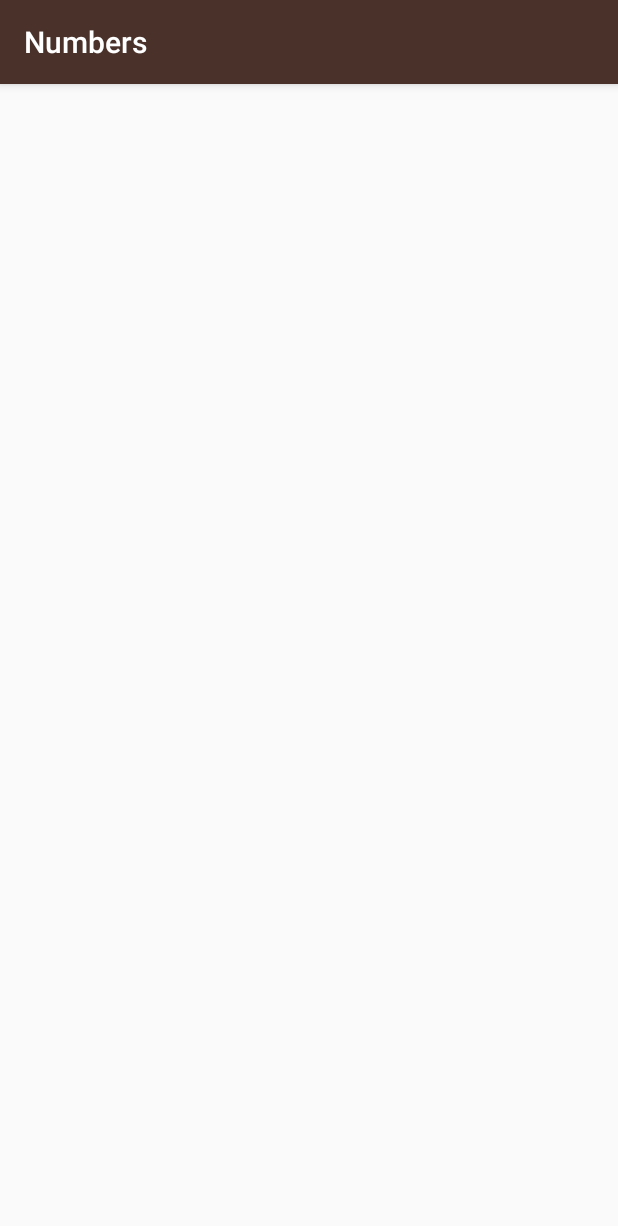
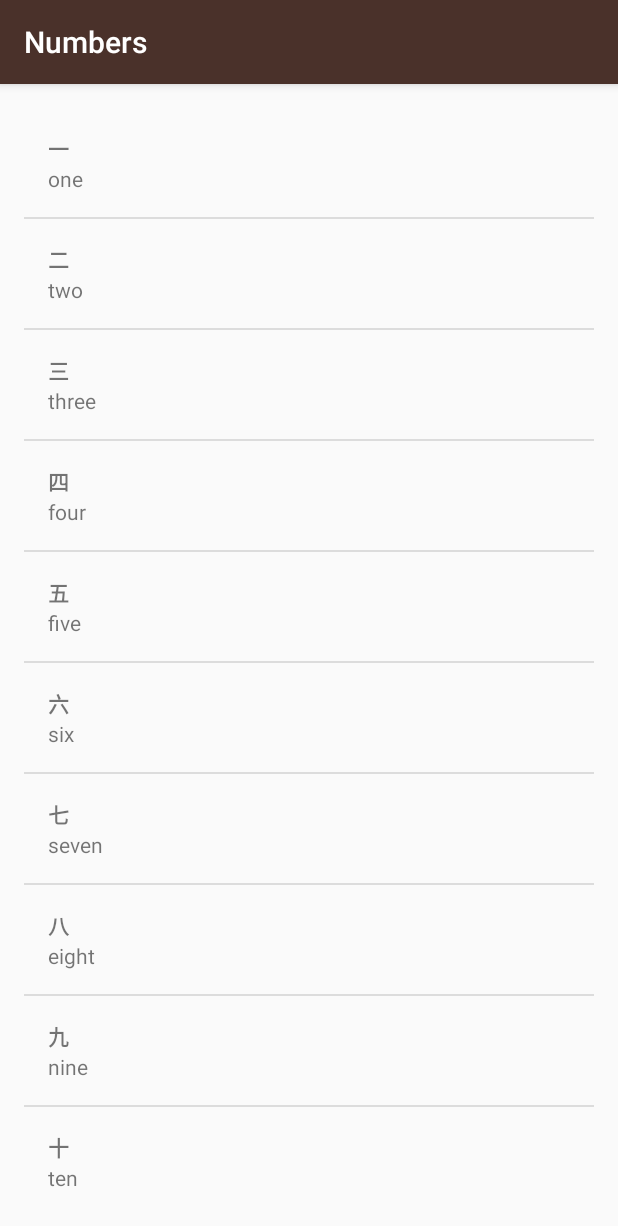
Before and after one commit to chanlis/LearnChinese, an Android app: the NumbersActivity screen opened directly, with no data from a screen before it, on a phone screen of 412 x 824 dp. Shown: the top 1226 px of the screen. Run offline under Robolectric (Android 15) with nearby library versions, the phone set to English and light mode, and no system bars.

Commit message:
numbers audio added, recycling words_list view

```diff
--- a/app/src/main/java/com/example/android/learnchinese/ColorsActivity.java
+++ b/app/src/main/java/com/example/android/learnchinese/ColorsActivity.java
@@ -2,7 +2,6 @@ package com.example.android.learnchinese;
 
 import android.support.v7.app.AppCompatActivity;
 import android.os.Bundle;
-import android.util.Log;
 import android.widget.ListView;
 
 import java.util.ArrayList;
@@ -12,14 +11,15 @@ public class ColorsActivity extends AppCompatActivity {
     protected void onCreate(Bundle savedInstanceState)
     {
         super.onCreate(savedInstanceState);
-        setContentView(R.layout.activity_colors);
+        setContentView(R.layout.words_list);
 
         // list of words for colors
         ArrayList<Word> colors = new ArrayList<Word>();
         initColors(colors);
 
+        // init list view
         WordAdapter adapter = new WordAdapter(this, colors);
-        ListView listView = (ListView) findViewById(R.id.colors_list);
+        ListView listView = (ListView) findViewById(R.id.words_list);
         listView.setAdapter(adapter);
 
     }
--- a/app/src/main/java/com/example/android/learnchinese/FamilyActivity.java
+++ b/app/src/main/java/com/example/android/learnchinese/FamilyActivity.java
@@ -8,6 +8,6 @@ public class FamilyActivity extends AppCompatActivity {
     @Override
     protected void onCreate(Bundle savedInstanceState) {
         super.onCreate(savedInstanceState);
-        setContentView(R.layout.activity_family);
+        setContentView(R.layout.words_list);
     }
 }
--- a/app/src/main/java/com/example/android/learnchinese/NumbersActivity.java
+++ b/app/src/main/java/com/example/android/learnchinese/NumbersActivity.java
@@ -11,31 +11,40 @@ public class NumbersActivity extends AppCompatActivity {
     @Override
     protected void onCreate(Bundle savedInstanceState) {
         super.onCreate(savedInstanceState);
-        setContentView(R.layout.activity_numbers);
+        setContentView(R.layout.words_list);
 
         // Create a list of words
-        ArrayList<Word> words = new ArrayList<Word>();/*
-        words.add(new Word("one", "hwun"));
-        words.add(new Word("two", "too"));
-        words.add(new Word("three", "theree"));*/
+        ArrayList<Word> numbers = new ArrayList<Word>();
+        initNumbers(numbers);
 
-        // Create an {@link ArrayAdapter}, whose data source is a list of Strings. The
-        // adapter knows how to create layouts for each item in the list, using the
-        // simple_list_item_1.xml layout resource defined in the Android framework.
-        // This list item layout contains a single {@link TextView}, which the adapter will set to
-        // display a single word.
-        WordAdapter adapter =
-                new WordAdapter(this, words);
-
-        // Find the {@link ListView} object in the view hierarchy of the {@link Activity}.
-        // There should be a {@link ListView} with the view ID called list, which is declared in the
-        // activity_numbers.xml layout file.
-        ListView listView = (ListView) findViewById(R.id.numbers_list);
-
-        // Make the {@link ListView} use the {@link ArrayAdapter} we created above, so that the
-        // {@link ListView} will display list items for each word in the list of words.
-        // Do this by calling the setAdapter method on the {@link ListView} object and pass in
-        // 1 argument, which is the {@link ArrayAdapter} with the variable name itemsAdapter.
+        WordAdapter adapter = new WordAdapter(this, numbers);
+        ListView listView = (ListView) findViewById(R.id.words_list);
         listView.setAdapter(adapter);
     }
+
+    private final void initNumbers(ArrayList<Word> numbers)
+    {
+        String packageName = getPackageName();
+        numbers.add(new Word(getResources().getString(R.string.one_numbers), "一", "yī",
+                getResources().getIdentifier("one", "raw", packageName)));
+        numbers.add(new Word(getResources().getString(R.string.two_numbers), "二", "èr",
+                getResources().getIdentifier("two", "raw", packageName)));
+        numbers.add(new Word(getResources().getString(R.string.three_numbers), "三", "sān",
+                getResources().getIdentifier("three", "raw", packageName)));
+        numbers.add(new Word(getResources().getString(R.string.four_numbers), "四", "sì",
+                getResources().getIdentifier("four", "raw", packageName)));
+        numbers.add(new Word(getResources().getString(R.string.five_numbers), "五", "wǔ",
+                getResources().getIdentifier("five", "raw", packageName)));
+        numbers.add(new Word(getResources().getString(R.string.six_numbers), "六", "liù",
+                getResources().getIdentifier("six", "raw", packageName)));
+        numbers.add(new Word(getResources().getString(R.string.seven_numbers), "七", "qī",
+                getResources().getIdentifier("seven", "raw", packageName)));
+        numbers.add(new Word(getResources().getString(R.string.eight_numbers), "八", "bā",
+                getResources().getIdentifier("eight", "raw", packageName)));
+        numbers.add(new Word(getResources().getString(R.string.nine_numbers), "九", "jiǔ",
+                getResources().getIdentifier("nine", "raw", packageName)));
+        numbers.add(new Word(getResources().getString(R.string.ten_numbers), "十", "shí",
+                getResources().getIdentifier("ten", "raw", packageName)));
+
+    }
 }
--- a/app/src/main/java/com/example/android/learnchinese/PhrasesActivity.java
+++ b/app/src/main/java/com/example/android/learnchinese/PhrasesActivity.java
@@ -8,6 +8,6 @@ public class PhrasesActivity extends AppCompatActivity {
     @Override
     protected void onCreate(Bundle savedInstanceState) {
         super.onCreate(savedInstanceState);
-        setContentView(R.layout.activity_phrases);
+        setContentView(R.layout.words_list);
     }
 }
--- a/app/src/main/res/layout/activity_numbers.xml
+++ /dev/null
@@ -1,13 +0,0 @@
-<?xml version="1.0" encoding="utf-8"?>
-<ListView xmlns:android="http://schemas.android.com/apk/res/android"
-    xmlns:tools="http://schemas.android.com/tools"
-    android:id="@+id/numbers_list"
-    android:orientation="vertical"
-    android:layout_width="match_parent"
-    android:layout_height="match_parent"
-    android:numColumns="2"
-    android:paddingBottom="@dimen/activity_vertical_margin"
-    android:paddingLeft="@dimen/activity_horizontal_margin"
-    android:paddingRight="@dimen/activity_horizontal_margin"
-    android:paddingTop="@dimen/activity_vertical_margin"
-    tools:context="com.example.android.learnchinese.NumbersActivity"/>
--- a/app/src/main/res/layout/activity_colors.xml
+++ b/app/src/main/res/layout/words_list.xml
@@ -1,11 +1,10 @@
 <?xml version="1.0" encoding="utf-8"?>
 <ListView xmlns:android="http://schemas.android.com/apk/res/android"
     xmlns:tools="http://schemas.android.com/tools"
-    android:id="@+id/colors_list"
+    android:id="@+id/words_list"
     android:orientation="vertical"
     android:layout_width="match_parent"
     android:layout_height="match_parent"
-    android:numColumns="2"
     android:paddingBottom="@dimen/activity_vertical_margin"
     android:paddingLeft="@dimen/activity_horizontal_margin"
     android:paddingRight="@dimen/activity_horizontal_margin"
--- a/app/src/main/res/values/strings.xml
+++ b/app/src/main/res/values/strings.xml
@@ -36,6 +36,16 @@
 
     <!-- Category name for the vocabulary words for numbers [CHAR LIMIT=20] -->
     <string name="category_numbers">Numbers</string>
+    <string name="one_numbers">one</string>
+    <string name="two_numbers">two</string>
+    <string name="three_numbers">three</string>
+    <string name="four_numbers">four</string>
+    <string name="five_numbers">five</string>
+    <string name="six_numbers">six</string>
+    <string name="seven_numbers">seven</string>
+    <string name="eight_numbers">eight</string>
+    <string name="nine_numbers">nine</string>
+    <string name="ten_numbers">ten</string>
 
     <!-- Category name for the vocabulary words for family members [CHAR LIMIT=20] -->
     <string name="category_family">Family Members</string>
```
Also changed, not shown: app/src/main/res/layout/activity_family.xml (deleted, +0 -9 lines), app/src/main/res/layout/activity_main.xml (+0 -15 lines), app/src/main/res/layout/activity_phrases.xml (deleted, +0 -9 lines), 10 other files.
